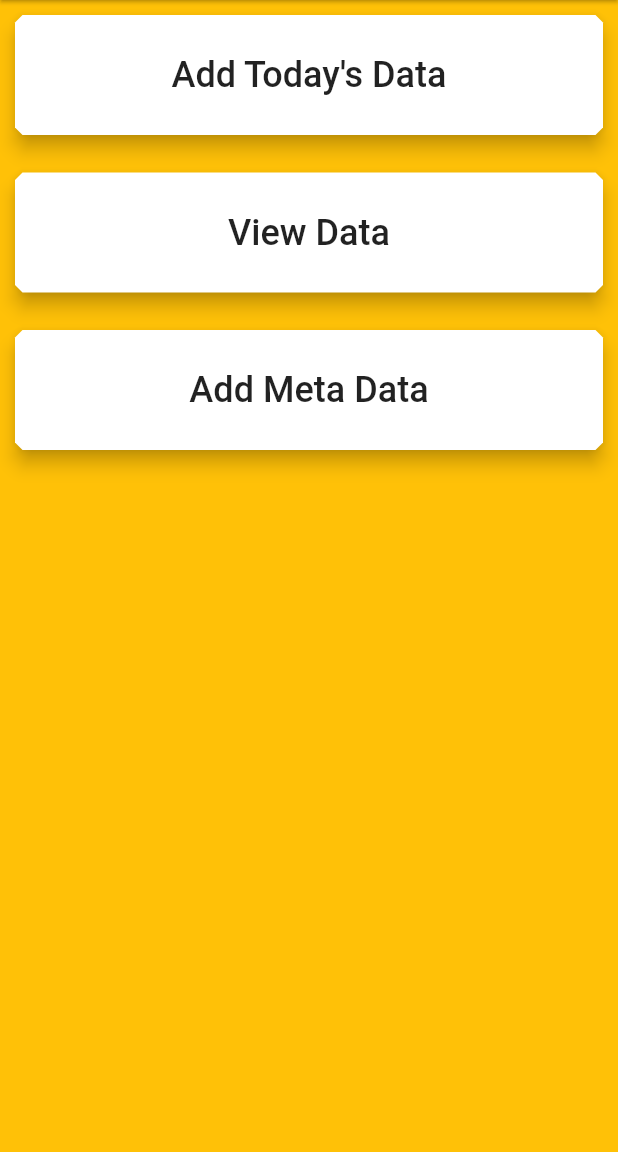
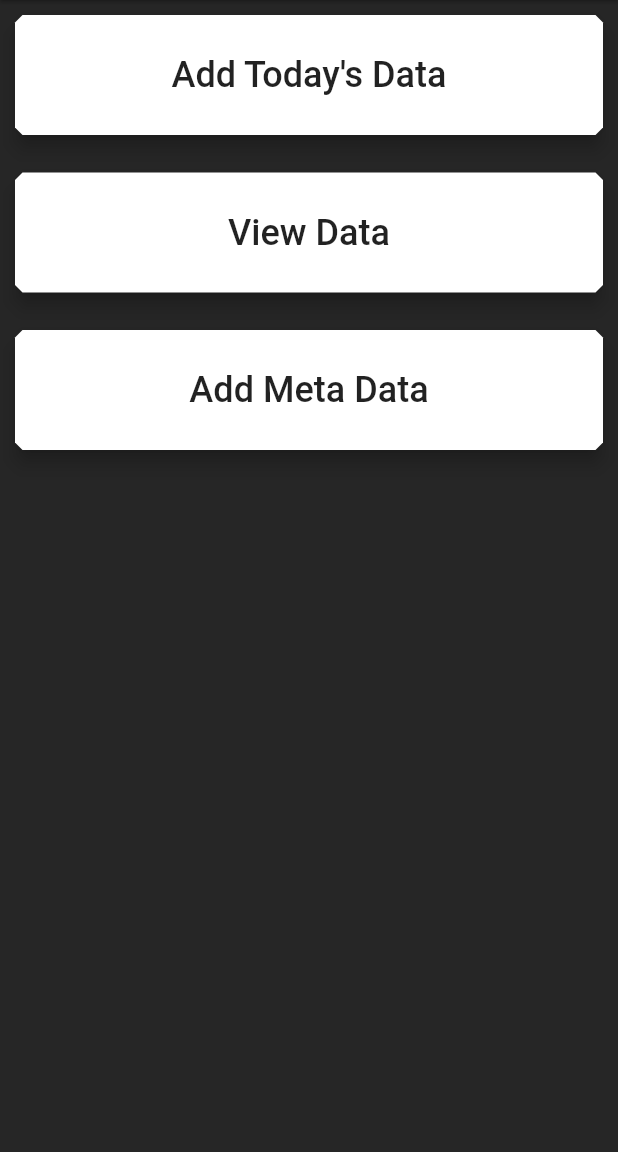
Before and after one commit to AryanMan12/fitness_tracker, a Flutter app: the screen it shows after launch, on a phone screen of 412 x 824 dp, the part 84-1236 px from its top. Run offline on Flutter 3.47's test engine with Material 2 defaults, Android fonts, the phone set to English and light mode, and no system bars.

Commit message:
colors.dart added

```diff
--- a/lib/main.dart
+++ b/lib/main.dart
@@ -1,5 +1,6 @@
 import 'package:exercise_tracker/widgets/home_card.dart';
 import 'package:flutter/material.dart';
+import 'utils/colors.dart';
 
 void main() {
   runApp(const MyApp());
@@ -35,7 +36,7 @@ class _MyHomePageState extends State<MyHomePage> {
   @override
   Widget build(BuildContext context) {
     return Scaffold(
-        backgroundColor: Color.fromARGB(255, 255, 193, 7),
+        backgroundColor: secBackgroundColor,
         appBar: AppBar(
           title: Text(widget.title),
           backgroundColor: Colors.black,
--- /dev/null
+++ b/lib/utils/colors.dart
@@ -0,0 +1,6 @@
+import 'package:flutter/material.dart';
+
+const backgroundColor = Color.fromRGBO(27, 38, 44, 1);
+const secBackgroundColor = Color.fromRGBO(38, 38, 38, 1);
+const primaryColor = Color.fromRGBO(187, 225, 250, 1);
+const secondaryColor = Colors.grey;
```
